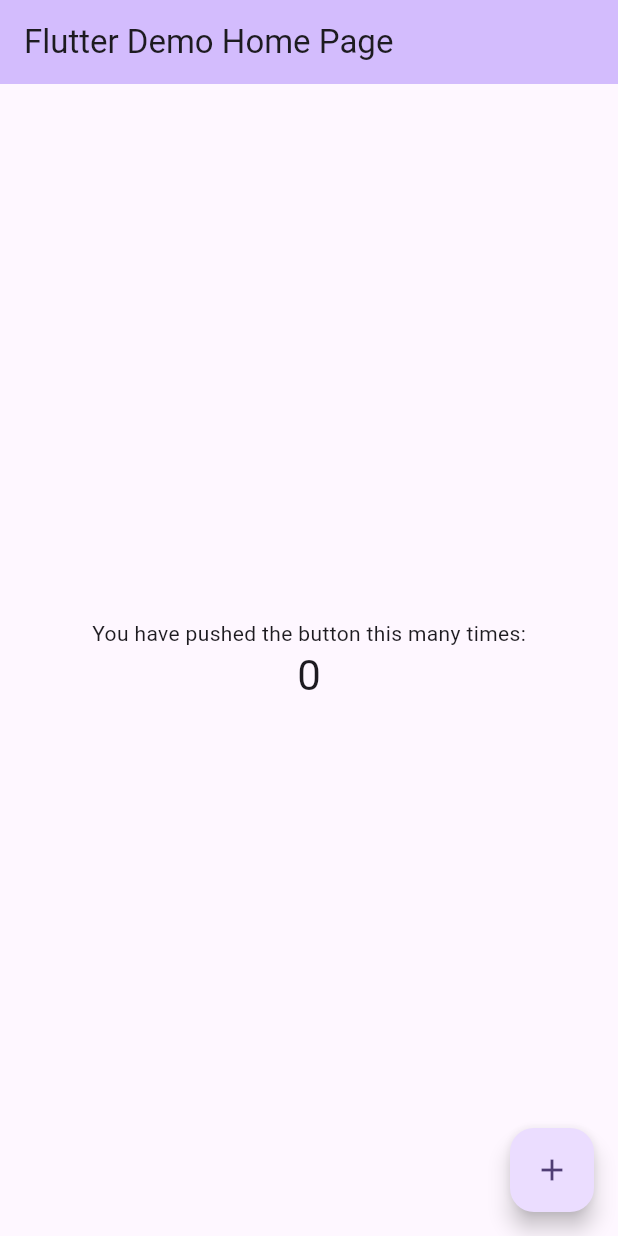
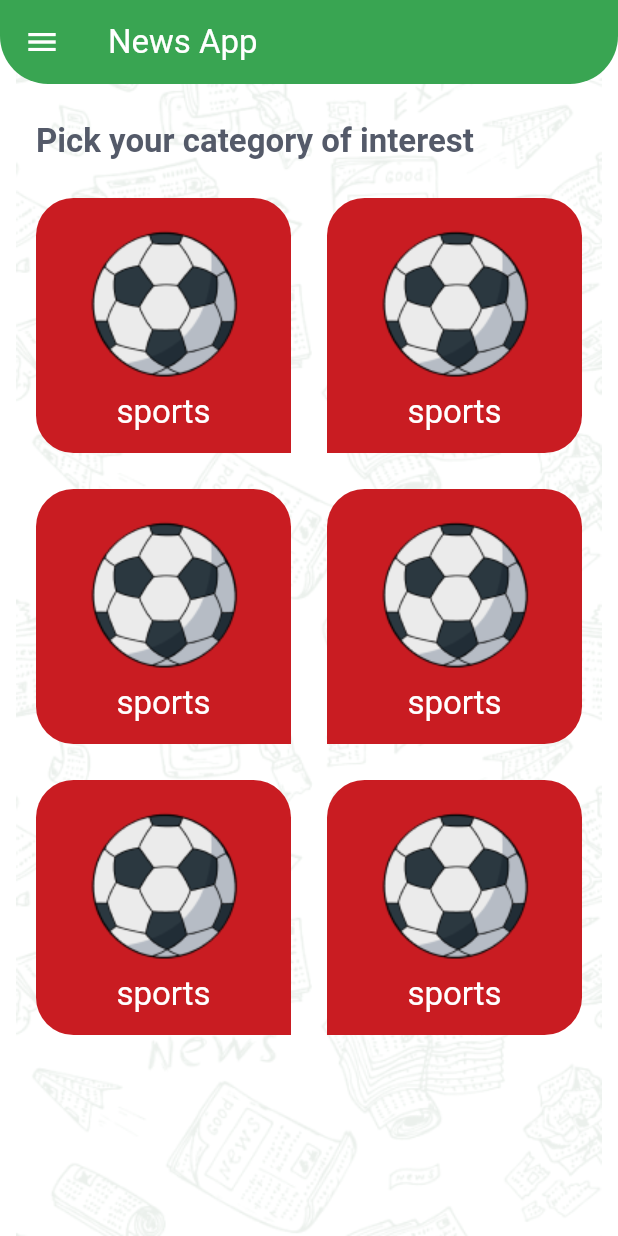
Before and after one commit to Olasaleh2000/News_app, a Flutter app: the screen it shows after launch, on a phone screen of 412 x 824 dp. Run offline on Flutter 3.47's test engine with Material 3 defaults, Android fonts, the phone set to English and light mode, and no system bars.

Commit message:
finish categories grid & home UI

```diff
--- /dev/null
+++ b/lib/categories/categories_grid.dart
@@ -0,0 +1,53 @@
+import 'package:flutter/material.dart';
+import 'package:flutter_application_1/categories/categories_item.dart';
+import 'package:flutter_application_1/models/categories_modle.dart';
+import 'package:flutter_application_1/widget/app_theme.dart';
+
+class CategoriesGrid extends StatelessWidget {
+  const CategoriesGrid({super.key});
+
+  @override
+  Widget build(BuildContext context) {
+    List<CategoryModel> categories = List.generate(
+      6,
+      (index) => CategoryModel(
+        id: '$index',
+        name: 'sports',
+        imageName: 'sports',
+        color: AppTheme.red,
+      ),
+    );
+
+    return Padding(
+      padding: const EdgeInsets.symmetric(horizontal: 24),
+      child: Column(
+        crossAxisAlignment: CrossAxisAlignment.start,
+        children: [
+          Padding(
+            padding: const EdgeInsets.symmetric(vertical: 24),
+            child: Text(
+              'Pick your category of interest',
+              style: Theme.of(context).textTheme.titleLarge?.copyWith(
+                    color: AppTheme.lightBlack,
+                  ),
+            ),
+          ),
+          Expanded(
+            child: GridView.builder(
+              gridDelegate: const SliverGridDelegateWithFixedCrossAxisCount(
+                crossAxisCount: 2,
+                mainAxisSpacing: 24,
+                crossAxisSpacing: 24,
+              ),
+              itemBuilder: (_, index) => CategoryItem(
+                index: index,
+                category: categories[index],
+              ),
+              itemCount: categories.length,
+            ),
+          ),
+        ],
+      ),
+    );
+  }
+}
--- /dev/null
+++ b/lib/categories/categories_item.dart
@@ -0,0 +1,39 @@
+import 'package:flutter/material.dart';
+import 'package:flutter_application_1/models/categories_modle.dart';
+
+class CategoryItem extends StatelessWidget {
+  CategoryItem({
+    required this.category,
+    required this.index,
+  });
+
+  final CategoryModel category;
+  int index;
+  @override
+  Widget build(BuildContext context) {
+    return Container(
+      decoration: BoxDecoration(
+        color: category.color,
+        borderRadius: BorderRadiusDirectional.only(
+            topStart: Radius.circular(25),
+            topEnd: Radius.circular(25),
+            bottomEnd: Radius.circular(index.isOdd ? 25 : 0),
+            bottomStart: Radius.circular(index.isEven ? 25 : 0)),
+      ),
+      child: Column(
+        mainAxisAlignment: MainAxisAlignment.center,
+        children: [
+          Image.asset(
+            'assets/images/${category.imageName}.png',
+          ),
+          Text(
+            category.name,
+            style: Theme.of(context).textTheme.titleLarge?.copyWith(
+                  fontWeight: FontWeight.w400,
+                ),
+          ),
+        ],
+      ),
+    );
+  }
+}
--- /dev/null
+++ b/lib/home_screen.dart
@@ -0,0 +1,27 @@
+import 'package:flutter/material.dart';
+import 'package:flutter_application_1/categories/categories_grid.dart';
+import 'package:flutter_application_1/widget/app_theme.dart';
+
+class HomeScreen extends StatelessWidget {
+  const HomeScreen({super.key});
+  static const String routeName = '/home';
+
+  @override
+  Widget build(BuildContext context) {
+    return Container(
+      decoration: BoxDecoration(
+        color: AppTheme.white,
+        image: DecorationImage(
+          image: AssetImage('assets/images/pattern.png'),
+        ),
+      ),
+      child: Scaffold(
+        drawer: Drawer(),
+        appBar: AppBar(
+          title: Text('News App'),
+        ),
+        body: CategoriesGrid(),
+      ),
+    );
+  }
+}
--- a/lib/main.dart
+++ b/lib/main.dart
@@ -1,125 +1,23 @@
 import 'package:flutter/material.dart';
+import 'package:flutter_application_1/home_screen.dart';
+import 'package:flutter_application_1/widget/app_theme.dart';
 
 void main() {
-  runApp(const MyApp());
+  runApp(MyApp());
 }
 
 class MyApp extends StatelessWidget {
-  const MyApp({super.key});
-
-  // This widget is the root of your application.
-  @overridal
+  @override
   Widget build(BuildContext context) {
     return MaterialApp(
-      title: 'Flutter Demo',
-      theme: ThemeData(
-        // This is the theme of your application.
-        //
-        // TRY THIS: Try running your application with "flutter run". You'll see
-        // the application has a purple toolbar. Then, without quitting the app,
-        // try changing the seedColor in the colorScheme below to Colors.green
-        // and then invoke "hot reload" (save your changes or press the "hot
-        // reload" button in a Flutter-supported IDE, or press "r" if you used
-        // the command line to start the app).
-        //
-        // Notice that the counter didn't reset back to zero; the application
-        // state is not lost during the reload. To reset the state, use hot
-        // restart instead.
-        //
-        // This works for code too, not just values: Most code changes can be
-        // tested with just a hot reload.
-        colorScheme: ColorScheme.fromSeed(seedColor: Colors.deepPurple),
-        useMaterial3: true,
-      ),
-      home: const MyHomePage(title: 'Flutter Demo Home Page'),
+      debugShowCheckedModeBanner: false,
+      initialRoute: HomeScreen.routeName,
+      routes: {
+        HomeScreen.routeName: (context) => HomeScreen(),
+      },
+      theme: AppTheme.lightTheme,
+      darkTheme: AppTheme.darkTheme,
+      // themeMode: settingsProvider.themeMode,
     );
   }
 }
-
-class MyHomePage extends StatefulWidget {
-  const MyHomePage({super.key, required this.title});
-
-  // This widget is the home page of your application. It is stateful, meaning
-  // that it has a State object (defined below) that contains fields that affect
-  // how it looks.
-
-  // This class is the configuration for the state. It holds the values (in this
-  // case the title) provided by the parent (in this case the App widget) and
-  // used by the build method of the State. Fields in a Widget subclass are
-  // always marked "final".
-
-  final String title;
-
-  @override
-  State<MyHomePage> createState() => _MyHomePageState();
-}
-
-class _MyHomePageState extends State<MyHomePage> {
-  int _counter = 0;
-
-  void _incrementCounter() {
-    setState(() {
-      // This call to setState tells the Flutter framework that something has
-      // changed in this State, which causes it to rerun the build method below
-      // so that the display can reflect the updated values. If we changed
-      // _counter without calling setState(), then the build method would not be
-      // called again, and so nothing would appear to happen.
-      _counter++;
-    });
-  }
-
-  @override
-  Widget build(BuildContext context) {
-    // This method is rerun every time setState is called, for instance as done
-    // by the _incrementCounter method above.
-    //
-    // The Flutter framework has been optimized to make rerunning build methods
-    // fast, so that you can just rebuild anything that needs updating rather
-    // than having to individually change instances of widgets.
-    return Scaffold(
-      appBar: AppBar(
-        // TRY THIS: Try changing the color here to a specific color (to
-        // Colors.amber, perhaps?) and trigger a hot reload to see the AppBar
-        // change color while the other colors stay the same.
-        backgroundColor: Theme.of(context).colorScheme.inversePrimary,
-        // Here we take the value from the MyHomePage object that was created by
-        // the App.build method, and use it to set our appbar title.
-        title: Text(widget.title),
-      ),
-      body: Center(
-        // Center is a layout widget. It takes a single child and positions it
-        // in the middle of the parent.
-        child: Column(
-          // Column is also a layout widget. It takes a list of children and
-          // arranges them vertically. By default, it sizes itself to fit its
-          // children horizontally, and tries to be as tall as its parent.
-          //
-          // Column has various properties to control how it sizes itself and
-          // how it positions its children. Here we use mainAxisAlignment to
-          // center the children vertically; the main axis here is the vertical
-          // axis because Columns are vertical (the cross axis would be
-          // horizontal).
-          //
-          // TRY THIS: Invoke "debug painting" (choose the "Toggle Debug Paint"
-          // action in the IDE, or press "p" in the console), to see the
-          // wireframe for each widget.
-          mainAxisAlignment: MainAxisAlignment.center,
-          children: <Widget>[
-            const Text(
-              'You have pushed the button this many times:',
-            ),
-            Text(
-              '$_counter',
-              style: Theme.of(context).textTheme.headlineMedium,
-            ),
-          ],
-        ),
-      ),
-      floatingActionButton: FloatingActionButton(
-        onPressed: _incrementCounter,
-        tooltip: 'Increment',
-        child: const Icon(Icons.add),
-      ), // This trailing comma makes auto-formatting nicer for build methods.
-    );
-  }
-}
--- /dev/null
+++ b/lib/models/categories_modle.dart
@@ -0,0 +1,15 @@
+import 'package:flutter/material.dart';
+
+class CategoryModel {
+  String id;
+  String name;
+  String imageName;
+  Color color;
+
+  CategoryModel({
+    required this.id,
+    required this.name,
+    required this.imageName,
+    required this.color,
+  });
+}
--- /dev/null
+++ b/lib/widget/app_theme.dart
@@ -0,0 +1,41 @@
+import 'package:flutter/material.dart';
+
+class AppTheme {
+  static const Color primary = Color(0xff39A552);
+  static const Color backgroundLight = Colors.white;
+  static const Color black = Color(0xff303030);
+  static const Color lightBlack = Color(0xff545A69);
+  static const Color white = Color(0xffffffff);
+  static const Color gray = Color(0xffCBC9CB);
+  static const Color red = Color(0xffC91C22);
+  static const Color blue = Color(0xff003E90);
+  static const Color pink = Color(0xffED1E79);
+  static const Color brown = Color(0xffCF7E48);
+  static const Color yellow = Color(0xffF2D352);
+  static const Color lightBlue = Color(0xff4882CF);
+
+  static ThemeData lightTheme = ThemeData(
+    scaffoldBackgroundColor: Colors.transparent,
+    primaryColor: primary,
+    appBarTheme: AppBarTheme(
+        backgroundColor: primary,
+        foregroundColor: white,
+        shape: RoundedRectangleBorder(
+          borderRadius: BorderRadius.vertical(bottom: Radius.circular(32)),
+        ),
+        titleTextStyle:
+            TextStyle(fontSize: 22, fontWeight: FontWeight.w400, color: white)),
+    textTheme: TextTheme(
+        titleLarge:
+            TextStyle(fontSize: 22, fontWeight: FontWeight.bold, color: white)),
+  );
+
+  static ThemeData darkTheme = ThemeData(
+    brightness: Brightness.dark,
+    primaryColor: primary,
+    appBarTheme: AppBarTheme(
+      backgroundColor: black,
+      foregroundColor: white,
+    ),
+  );
+}
--- a/pubspec.yaml
+++ b/pubspec.yaml
@@ -58,9 +58,8 @@
   uses-material-design: true
 
   # To add assets to your application, add an assets section, like this:
-  # assets:
-  #   - images/a_dot_burr.jpeg
-  #   - images/a_dot_ham.jpeg
+  assets:
+  - assets/images/
 
   # An image asset can refer to one or more resolution-specific "variants", see
   # https://flutter.dev/to/resolution-aware-images
```
Also changed, not shown: assets/images/pattern.png (added), assets/images/sports.png (added), 1 other file.
